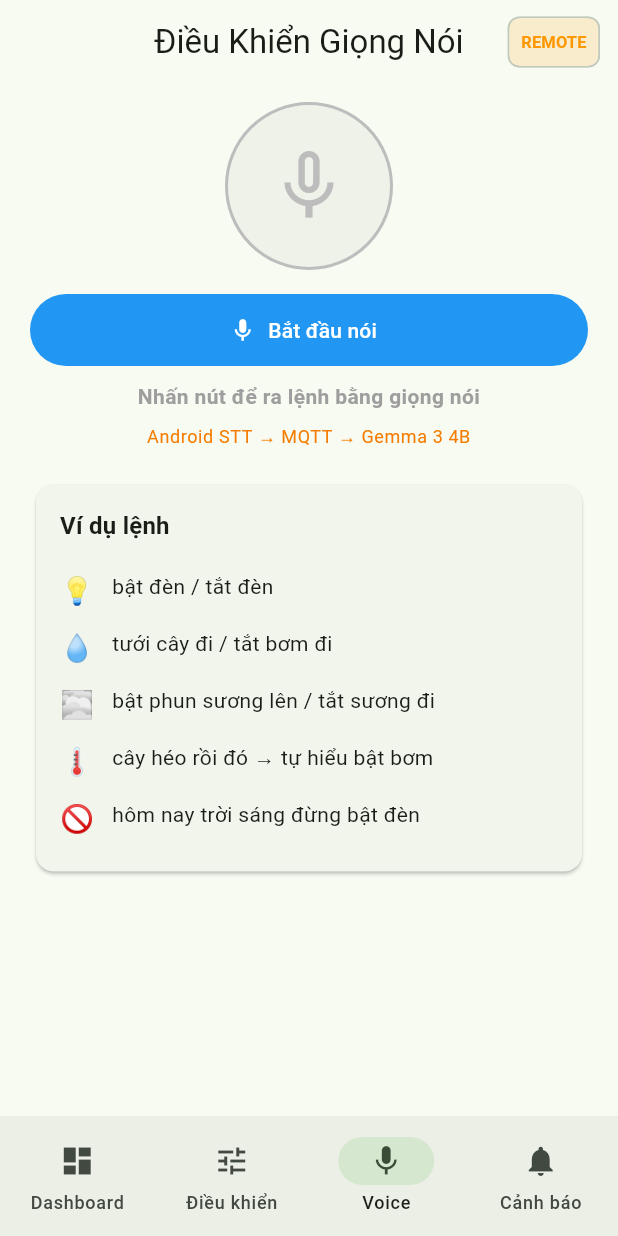
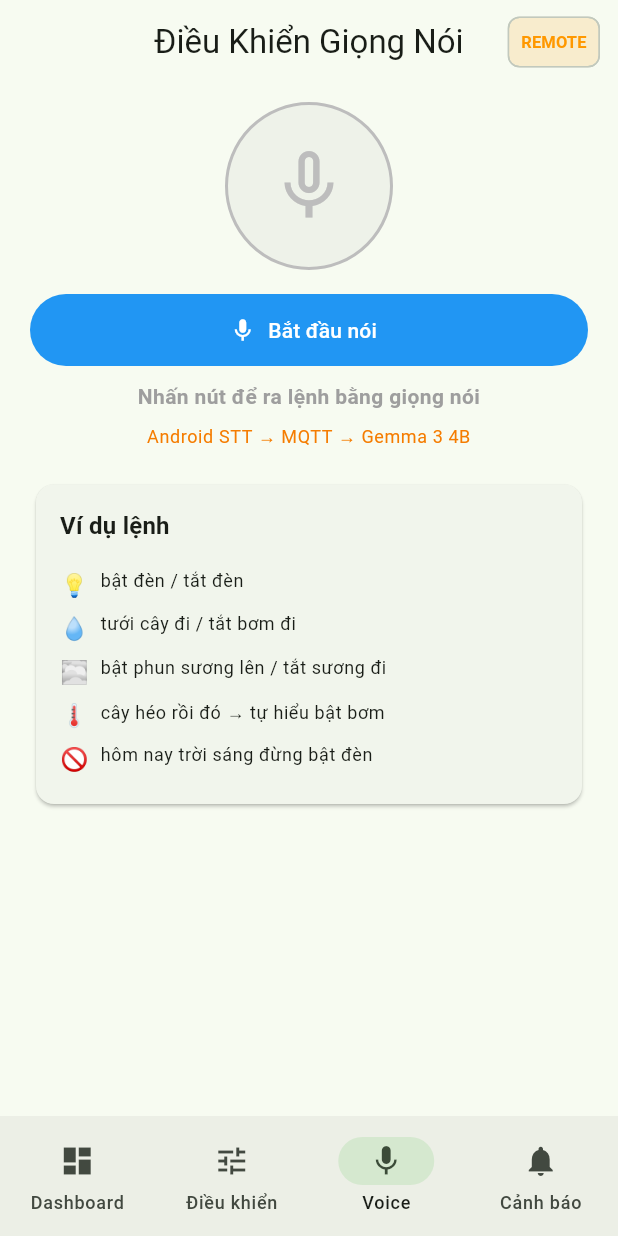
Before and after one commit to ktoxz/auto-water-and-light-system, a Flutter app: the screen it shows after launch, item 3 of the bottom bar chosen, on a phone screen of 412 x 824 dp. Run offline on Flutter 3.47's test engine with Material 3 defaults, Android fonts, the phone set to English and light mode, and no system bars; our stand-ins replace speech_to_text; missing offline and left inert: mqtt_client, record; network calls fail.

Commit message:
fix: responsive control_screen voice_screen

```diff
--- a/flutter_app/lib/screens/voice_screen.dart
+++ b/flutter_app/lib/screens/voice_screen.dart
@@ -51,16 +51,13 @@ class _VoiceScreenState extends State<VoiceScreen>
       } catch (_) {}
     });
 
-    // Auto redetect mode mỗi 5 giây nếu không đang nghe
     _modeTimer = Timer.periodic(const Duration(seconds: 5), (_) async {
       if (!mounted || _isListening) return;
       final stt = context.read<SttService>();
       final ws  = context.read<WebSocketService>();
-      // Nếu mode là local nhưng WS mất → redetect
       if (stt.mode == VoiceMode.local && !ws.isConnected) {
         await stt.detectMode();
       }
-      // Nếu mode là remote nhưng WS vừa connect → redetect
       if (stt.mode == VoiceMode.remote && ws.isConnected) {
         await stt.detectMode();
       }
@@ -110,8 +107,8 @@ class _VoiceScreenState extends State<VoiceScreen>
 
   @override
   Widget build(BuildContext context) {
-    final stt      = context.read<SttService>();
-    final mode     = stt.mode;
+    final stt       = context.read<SttService>();
+    final mode      = stt.mode;
     final modeColor = _modeColor(mode);
     final modeLabel = _modeLabel(mode);
 
@@ -150,7 +147,9 @@ class _VoiceScreenState extends State<VoiceScreen>
                       )
                           : _MicCircle(
                         isListening: false,
-                        color: mode == VoiceMode.unavailable ? Colors.grey : Colors.grey[400]!,
+                        color: mode == VoiceMode.unavailable
+                            ? Colors.grey
+                            : Colors.grey[400]!,
                       ),
                     ),
                   ),
@@ -171,7 +170,9 @@ class _VoiceScreenState extends State<VoiceScreen>
                   ),
                   const SizedBox(height: 10),
                   Text(
-                    _isListening ? 'Đang lắng nghe...' : 'Nhấn nút để ra lệnh bằng giọng nói',
+                    _isListening
+                        ? 'Đang lắng nghe...'
+                        : 'Nhấn nút để ra lệnh bằng giọng nói',
                     textAlign: TextAlign.center,
                     style: Theme.of(context).textTheme.bodyMedium?.copyWith(
                       color: _isListening ? Colors.blue : Colors.grey,
@@ -196,7 +197,9 @@ class _VoiceScreenState extends State<VoiceScreen>
                         child: Row(
                           mainAxisAlignment: MainAxisAlignment.center,
                           children: [
-                            SizedBox(width: 16, height: 16,
+                            SizedBox(
+                                width: 16,
+                                height: 16,
                                 child: CircularProgressIndicator(strokeWidth: 2)),
                             SizedBox(width: 8),
                             Text('Gemma đang xử lý...'),
@@ -211,7 +214,9 @@ class _VoiceScreenState extends State<VoiceScreen>
                         crossAxisAlignment: CrossAxisAlignment.start,
                         children: [
                           Text('Ví dụ lệnh',
-                              style: Theme.of(context).textTheme.titleMedium
+                              style: Theme.of(context)
+                                  .textTheme
+                                  .titleMedium
                                   ?.copyWith(fontWeight: FontWeight.bold)),
                           const SizedBox(height: 12),
                           for (final e in _examples)
@@ -268,7 +273,8 @@ class _MicCircle extends StatelessWidget {
   @override
   Widget build(BuildContext context) {
     return Container(
-      width: 112, height: 112,
+      width: 112,
+      height: 112,
       decoration: BoxDecoration(
         shape: BoxShape.circle,
         color: color.withOpacity(0.15),
@@ -297,7 +303,8 @@ class _ResultCard extends StatelessWidget {
       child: Column(crossAxisAlignment: CrossAxisAlignment.start, children: [
         Text(label, style: TextStyle(fontSize: 11, color: Colors.grey[600])),
         const SizedBox(height: 6),
-        Text(text, style: TextStyle(color: color, fontWeight: FontWeight.bold, fontSize: 16)),
+        Text(text,
+            style: TextStyle(color: color, fontWeight: FontWeight.bold, fontSize: 16)),
       ]),
     );
   }
@@ -310,11 +317,17 @@ class _CommandRow extends StatelessWidget {
   @override
   Widget build(BuildContext context) {
     return Padding(
-      padding: const EdgeInsets.symmetric(vertical: 6),
+      padding: const EdgeInsets.symmetric(vertical: 4),
       child: Row(crossAxisAlignment: CrossAxisAlignment.start, children: [
-        Text(emoji, style: const TextStyle(fontSize: 18)),
-        const SizedBox(width: 12),
-        Expanded(child: Text(text, style: Theme.of(context).textTheme.bodyMedium)),
+        Text(emoji, style: const TextStyle(fontSize: 15)),
+        const SizedBox(width: 8),
+        Expanded(
+          child: Text(
+            text,
+            style: Theme.of(context).textTheme.bodySmall,
+            softWrap: true,
+          ),
+        ),
       ]),
     );
   }
```
Also changed, not shown: flutter_app/lib/screens/control_screen.dart (+13 -24 lines).
